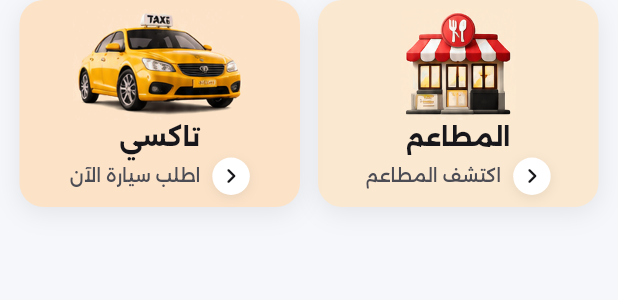
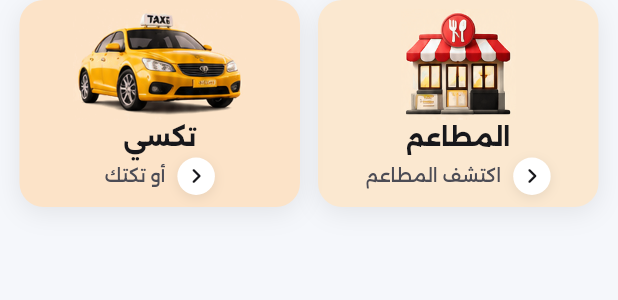
Before and after one commit to ibrahim205b-tech/delivery-customer-app, a Flutter app: the _Services widget shown alone on an empty page, opened directly with empty values, on a phone screen of 412 x 824 dp. Shown: the top 300 px of the screen. Run offline on Flutter 3.47's test engine with Material 3 defaults, Android fonts, the phone set to English and light mode, and no system bars; our stand-ins replace cached_network_image, connectivity_plus, flutter_local_notifications, flutter_map, geolocator, image_picker and 5 more; accounts and stored records are empty; project files that could hold a hidden picture were left out.

Commit message:
Home taxi card: title تكسي, subtitle أو تكتك
Co-Authored-By: Claude Opus 5.5 <noreply@anthropic.com>
Claude-Session: https://claude.ai/code/session_013LWjWqDC5WaAdwJXzvMKbr

```diff
--- a/apps/customer/lib/screens/home.dart
+++ b/apps/customer/lib/screens/home.dart
@@ -34,7 +34,7 @@ void openMerchant(BuildContext context, Merchant m) => Navigator.push(context, M
 // الصفحة الرئيسية — مطابقة للتصميم المرجعي (design/home_reference.png)
 //
 // الترتيب: الرأس (المدينة، الشعار، الإشعارات) ← البانر ← البحث ← [طلبك الشغّال إذا موجود]
-//   ← المطاعم + تاكسي ← عروض خاصة ← أقسام المطاعم.
+//   ← المطاعم + تكسي ← عروض خاصة ← أقسام المطاعم.
 // الصور ملفات حقيقية مقصوصة من المرجع (assets/home). العروض من بيانات المطاعم الفعلية فقط.
 // الألوان ثابتة كما في المرجع (الصفحة مصممة للوضع الفاتح).
 // =====================================================================
@@ -495,7 +495,7 @@ class _SearchBox extends StatelessWidget {
 }
 
 // ---------------------------------------------------------------------
-// الخدمتان: المطاعم وتاكسي (فقط)
+// الخدمتان: المطاعم وتكسي (فقط)
 // ---------------------------------------------------------------------
 class _Services extends StatelessWidget {
   const _Services({required this.onRestaurants, required this.onTaxi});
@@ -509,7 +509,7 @@ class _Services extends StatelessWidget {
           child: Row(children: [
             Expanded(child: _ServiceTile(title: 'المطاعم', sub: 'اكتشف المطاعم', asset: 'assets/home/restaurant.png', bg: _R.peachFood, onTap: onRestaurants)),
             const SizedBox(width: 12),
-            Expanded(child: _ServiceTile(title: 'تاكسي', sub: 'اطلب سيارة الآن', asset: 'assets/home/taxi.png', bg: _R.peachTaxi, onTap: onTaxi)),
+            Expanded(child: _ServiceTile(title: 'تكسي', sub: 'أو تكتك', asset: 'assets/home/taxi.png', bg: _R.peachTaxi, onTap: onTaxi)),
           ]),
         ),
       );
```
